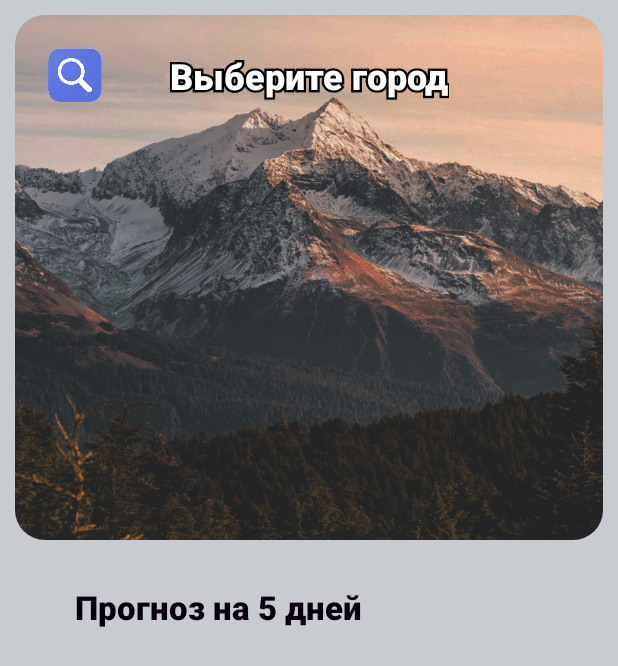
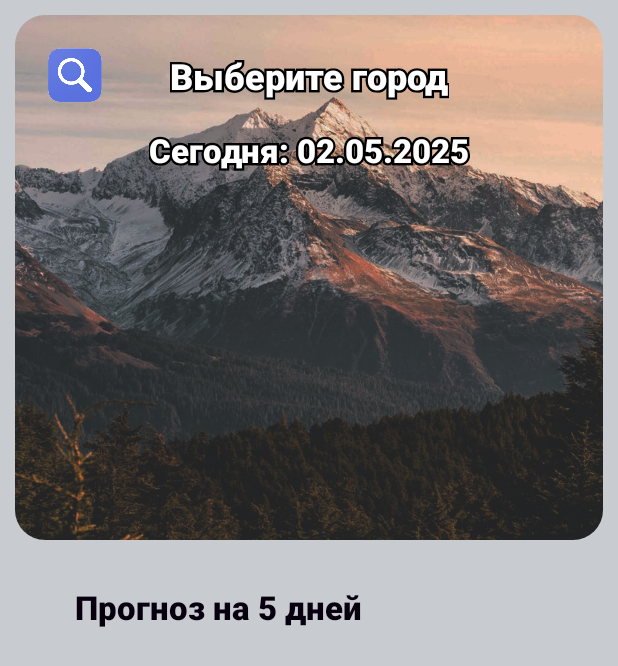
Before and after one commit to hadajh1n/WeatherForecast_4, an Android app: the screen it shows after launch (MainActivity), on a phone screen of 412 x 824 dp. Shown: the top 666 px of the screen. Run offline under Robolectric (Android 15) with nearby library versions, the phone set to English and light mode, and no system bars; our stand-ins replace Dagger/Hilt's generated code; pictures from the network do not load; Roboto replaces fonts that are not available here.

Commit message:
Обновление интерфейса, изменение логики прогноза на 5 дней

```diff
--- a/app/src/main/java/com/example/weatherforecast_4/MainActivity.kt
+++ b/app/src/main/java/com/example/weatherforecast_4/MainActivity.kt
@@ -14,6 +14,9 @@ import dagger.hilt.android.AndroidEntryPoint
 import com.bumptech.glide.Glide
 import com.example.weatherforecast_4.retrofit.ForecastItem
 import com.example.weatherforecast_4.retrofit.Main
+import java.text.SimpleDateFormat
+import java.util.Date
+import java.util.Locale
 import kotlin.math.roundToInt
 
 @AndroidEntryPoint
@@ -23,6 +26,7 @@ class MainActivity : AppCompatActivity() {
     private lateinit var backgroundImageView: ImageView
     private lateinit var searchButton: ImageButton
     private lateinit var cityTextView: TextView
+    private lateinit var dateTextView: TextView
     private lateinit var temperatureTextView: TextView
     private lateinit var weatherIconImageView: ImageView
     private lateinit var descriptionTextView: TextView
@@ -39,6 +43,7 @@ class MainActivity : AppCompatActivity() {
         backgroundImageView = findViewById(R.id.backgroundImageView)
         searchButton = findViewById(R.id.btnSearchMain)
         cityTextView = findViewById(R.id.cityTextView)
+        dateTextView = findViewById(R.id.dateTextView)
         temperatureTextView = findViewById(R.id.temperatureTextView)
         weatherIconImageView = findViewById(R.id.weatherIconImageView)
         descriptionTextView = findViewById(R.id.descriptionTextView)
@@ -70,16 +75,21 @@ class MainActivity : AppCompatActivity() {
             weatherViewModel.loadCachedForecast()
         }
 
+        // Получение текущей погоды
+        val sdf = SimpleDateFormat("dd.MM.yyyy", Locale.getDefault())
+        val currentDate = sdf.format(Date(System.currentTimeMillis()))
+        dateTextView.text = "Сегодня: ${currentDate}"
+
         weatherViewModel.weather.observe(this) { weather ->
             weather?.let {
                 cityTextView.text = it.name
-                temperatureTextView.text = "${it.main.temp.roundToInt()}°"
+                temperatureTextView.text = "${it.main.temp.roundToInt()}°С"
                 val iconUrl = "https://openweathermap.org/img/wn/${it.weather[0].icon}@2x.png"
                 Glide.with(this@MainActivity)
                     .load(iconUrl)
                     .into(weatherIconImageView)
                 descriptionTextView.text = it.weather[0].description
-                feelsLikeTextView.text = "Ощущается как: ${it.main.feelsLike.roundToInt()}°"
+                feelsLikeTextView.text = "Ощущается как: ${it.main.feelsLike.roundToInt()}°С"
                 humidityTextView.text = "Влажность\n${it.main.humidity}%"
                 windTextView.text = "Сила ветра\n${it.wind.speed} м/с"
                 pressureTextView.text = "Давление\n${it.main.pressure} гПа"
--- a/app/src/main/java/com/example/weatherforecast_4/retrofit/FiveDayForecast.kt
+++ b/app/src/main/java/com/example/weatherforecast_4/retrofit/FiveDayForecast.kt
@@ -12,5 +12,7 @@ data class ForecastItem(
 )
 
 data class City(
-    val name: String                // Название города
+    val name: String,               // Название города
+    val country: String? = null,    // Страна
+    val coord: Coord? = null        // Координаты
 )
--- a/app/src/main/res/layout/activity_main.xml
+++ b/app/src/main/res/layout/activity_main.xml
@@ -72,10 +72,9 @@
                 app:layout_constraintStart_toStartOf="parent"
                 app:layout_constraintTop_toTopOf="@+id/btnSearchMain"/>
 
-            <!-- Температура (ощущается как) -->
             <com.example.weatherforecast_4.StrokedTextView
-                android:id="@+id/feelsLikeTextView"
-                style="@style/feelsLikeTextView"
+                android:id="@+id/dateTextView"
+                style="@style/dateTextView"
 
                 android:layout_width="wrap_content"
                 android:layout_height="wrap_content"
@@ -85,7 +84,7 @@
                 app:layout_constraintStart_toStartOf="@+id/backgroundImageView"
                 app:layout_constraintTop_toBottomOf="@+id/cityTextView"
 
-                tools:text="Ощущается как: 14C" />
+                tools:text="01.05.2025" />
 
             <!-- Температура и иконка -->
             <LinearLayout
@@ -121,6 +120,23 @@
 
             </LinearLayout>
 
+            <!-- Температура (ощущается как) -->
+            <com.example.weatherforecast_4.StrokedTextView
+                android:id="@+id/feelsLikeTextView"
+                style="@style/feelsLikeTextView"
+
+                android:layout_width="wrap_content"
+                android:layout_height="wrap_content"
+
+                app:layout_constraintBottom_toTopOf="@+id/descriptionTextView"
+                app:layout_constraintEnd_toEndOf="@+id/backgroundImageView"
+                app:layout_constraintStart_toStartOf="@+id/backgroundImageView"
+                app:layout_constraintTop_toBottomOf="@+id/linearLayoutTemperature"
+
+                android:layout_marginTop="10dp"
+
+                tools:text="Ощущается как: 14C" />
+
             <!-- Описание погоды -->
             <com.example.weatherforecast_4.StrokedTextView
                 android:id="@+id/descriptionTextView"
@@ -131,9 +147,9 @@
 
                 app:layout_constraintEnd_toEndOf="parent"
                 app:layout_constraintStart_toStartOf="parent"
-                app:layout_constraintTop_toBottomOf="@+id/linearLayoutTemperature"
+                app:layout_constraintTop_toBottomOf="@+id/feelsLikeTextView"
 
-                android:layout_marginTop="30dp"
+                android:layout_marginTop="10dp"
 
                 tools:text="пасмурно"/>
 
--- a/app/src/main/res/values/styles.xml
+++ b/app/src/main/res/values/styles.xml
@@ -20,6 +20,13 @@
         <item name="android:fontFamily">sans-serif-black</item>
     </style>
 
+    // Текущая дата
+    <style name="dateTextView" parent="Widget.AppCompat.TextView">
+        <item name="android:textColor">@color/white</item>
+        <item name="android:textSize">22dp</item>
+        <item name="android:fontFamily">sans-serif-black</item>
+    </style>
+
     // Температура (основная)
     <style name="temperatureTextView" parent="Widget.AppCompat.TextView">
         <item name="android:textColor">@color/white</item>
@@ -30,14 +37,14 @@
     // Температура (ощущается как)
     <style name="feelsLikeTextView" parent="Widget.AppCompat.TextView">
         <item name="android:textColor">@color/white</item>
-        <item name="android:textSize">20dp</item>
+        <item name="android:textSize">18dp</item>
         <item name="android:fontFamily">sans-serif</item>
     </style>
 
     // Описание температуры
     <style name="descriptionTextView" parent="Widget.AppCompat.TextView">
         <item name="android:textColor">@color/white</item>
-        <item name="android:textSize">20dp</item>
+        <item name="android:textSize">26dp</item>
         <item name="android:fontFamily">sans-serif</item>
     </style>
 
```
Also changed, not shown: app/src/main/java/com/example/weatherforecast_4/WeatherViewModel.kt (+11 -2 lines), app/src/main/java/com/example/weatherforecast_4/retrofit/CurrentWeather.kt (+7 -1 lines).
